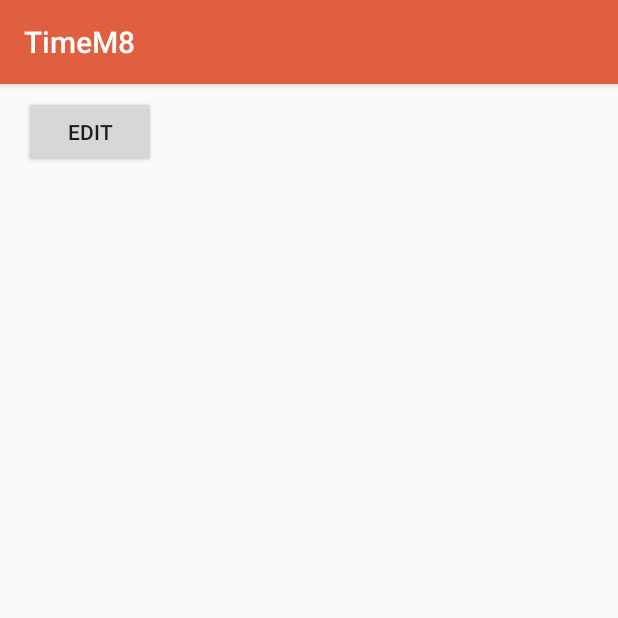
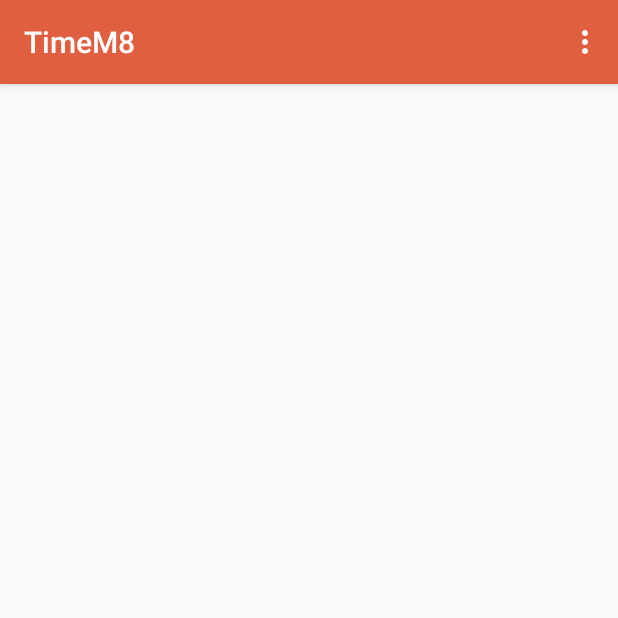
Before and after one commit to andrewkir/AndroidApp, an Android app: the MainScheduleEditable screen opened directly, with no data from a screen before it, on a phone screen of 412 x 824 dp, the top half of it. Run offline under Robolectric (Android 15) with nearby library versions, the light colour scheme and no system bars; Roboto replaces fonts that are not available here.

Commit message:
Create RecyclerView for edit activity, etc

```diff
--- a/Project/TimeM8/app/src/main/AndroidManifest.xml
+++ b/Project/TimeM8/app/src/main/AndroidManifest.xml
@@ -28,7 +28,8 @@
             android:theme="@style/AppTheme.NoActionBar" />
         <activity android:name=".MainDailySchedule" />
         <activity android:name=".MainScheduleEditable" />
-        <activity android:name=".MainScheduleEditor.MainEditor" />
+        <activity android:name=".MainScheduleEditor.MainEditor"
+            android:screenOrientation="portrait"/>
         <activity android:name=".Subject.Editor"></activity>
     </application>
 
--- a/Project/TimeM8/app/src/main/java/com/example/andrewforwork/timem8/MainScheduleAdapter/ListSubjectAdapter.kt
+++ b/Project/TimeM8/app/src/main/java/com/example/andrewforwork/timem8/Adapters/ListSubjectAdapter.kt
@@ -1,4 +1,4 @@
-package com.example.andrewforwork.timem8.MainScheduleAdapter
+package com.example.andrewforwork.timem8.Adapters
 
 import android.app.Activity
 import android.content.Context
--- /dev/null
+++ b/Project/TimeM8/app/src/main/java/com/example/andrewforwork/timem8/Adapters/MainScheduleAdapter.kt
@@ -0,0 +1,40 @@
+package com.example.andrewforwork.timem8.Adapters
+
+import android.content.Context
+import android.support.v7.widget.RecyclerView
+import android.view.LayoutInflater
+import android.view.View
+import android.view.ViewGroup
+import android.widget.ImageView
+import android.widget.TextView
+import com.example.andrewforwork.timem8.R
+import com.example.andrewforwork.timem8.Subject.Sub
+
+
+class MainScheduleAdapter(val context: Context, val subjects: List<Sub>, val itemClick: (Sub) -> Unit) : RecyclerView.Adapter<MainScheduleAdapter.Holder>() {
+    override fun onCreateViewHolder(parent: ViewGroup, viewType: Int): Holder {
+        val view = LayoutInflater.from(context).inflate(R.layout.subject_list_item, parent,false)
+        return Holder(view,itemClick)
+    }
+
+    override fun getItemCount(): Int {
+        return subjects.count()
+    }
+
+    override fun onBindViewHolder(holder: Holder, position: Int) {
+        holder?.bindSubject(subjects[position],context)
+    }
+
+
+    inner class Holder(itemView: View?, val itemClick: (Sub) -> Unit) : RecyclerView.ViewHolder(itemView) {
+        val subjectName = itemView?.findViewById<TextView>(R.id.subjectName)
+        val subjectTime = itemView?.findViewById<TextView>(R.id.subjectTime)
+
+        fun bindSubject(subject: Sub, context: Context){
+            subjectName?.text = subject.name
+            subjectTime?.text = subject.time
+
+            itemView.setOnClickListener { itemClick(subject) }
+        }
+    }
+}
--- a/Project/TimeM8/app/src/main/java/com/example/andrewforwork/timem8/DataBase/DBHandler.kt
+++ b/Project/TimeM8/app/src/main/java/com/example/andrewforwork/timem8/DataBase/DBHandler.kt
@@ -19,7 +19,7 @@ val COL_ID="id"
 
 class DBHandler(var contex: Context):SQLiteOpenHelper(contex, DATABASE_NAME,null , DATABASE_VERSION){
     override fun onCreate(db: SQLiteDatabase?) {
-        val createTable = "CREATE TABLE " + TABLE_NAME +" ("+ COL_ID+" INTEGER PRIMARY KEY," +
+        val createTable = "CREATE TABLE IF NOT EXISTS " + TABLE_NAME +" ("+ COL_ID+" INTEGER PRIMARY KEY," +
                 COL_NAME + " text," +
                 COL_DAY + " int," +
                 COL_CNT + " int," +
@@ -50,11 +50,11 @@ class DBHandler(var contex: Context):SQLiteOpenHelper(contex, DATABASE_NAME,null
             Toast.makeText(contex,"Succ",Toast.LENGTH_SHORT).show()
     }
 
-    val allUser:List<Sub>
+    val allSub:List<Sub>
         get()
         {
             val lstSubs = ArrayList<Sub>()
-            val selectQuery = "SELECT * FROM "+ TABLE_NAME
+            val selectQuery = "SELECT * FROM "+ TABLE_NAME+" ORDER BY $COL_DAY*$COL_CNT"
             val db = this.writableDatabase
             val cursor = db.rawQuery(selectQuery,null)
             if(cursor.moveToFirst()){
@@ -102,7 +102,7 @@ class DBHandler(var contex: Context):SQLiteOpenHelper(contex, DATABASE_NAME,null
         return db.update(TABLE_NAME,cv, COL_ID+"=?", arrayOf(sub.id.toString()))
 
     }
-    fun deleteUser(sub:Sub)
+    fun deleteSub(sub:Sub)
     {
         val db = this.writableDatabase
 
--- a/Project/TimeM8/app/src/main/java/com/example/andrewforwork/timem8/MainScheduleEditable.kt
+++ b/Project/TimeM8/app/src/main/java/com/example/andrewforwork/timem8/MainScheduleEditable.kt
@@ -3,33 +3,59 @@ package com.example.andrewforwork.timem8
 import android.content.Intent
 import android.support.v7.app.AppCompatActivity
 import android.os.Bundle
+import android.support.v7.widget.GridLayoutManager
+import android.support.v7.widget.LinearLayoutManager
+import android.view.Menu
+import android.view.MenuItem
+import android.widget.Toast
+import com.example.andrewforwork.timem8.Adapters.MainScheduleAdapter
 import com.example.andrewforwork.timem8.DataBase.DBHandler
-import com.example.andrewforwork.timem8.MainScheduleAdapter.ListSubjectAdapter
 import com.example.andrewforwork.timem8.MainScheduleEditor.MainEditor
 import com.example.andrewforwork.timem8.Subject.Sub
-import kotlinx.android.synthetic.main.activity_main_editor.*
 import kotlinx.android.synthetic.main.activity_main_schedule_editable.*
 
 class MainScheduleEditable : AppCompatActivity() {
     internal lateinit var db: DBHandler
     internal var lstSubs:List<Sub> = ArrayList<Sub>()
+    lateinit var adapter: MainScheduleAdapter
 
     override fun onCreate(savedInstanceState: Bundle?) {
         super.onCreate(savedInstanceState)
         setContentView(R.layout.activity_main_schedule_editable)
 
         db = DBHandler(this)
-
-        refreshData()
-        Edit_btn.setOnClickListener{
-            val Editor = Intent(this,MainEditor::class.java)
-            startActivity(Editor)
+        adapter = MainScheduleAdapter(this,db.allSub){
+            subject ->
+            Toast.makeText(this,subject.name,Toast.LENGTH_SHORT).show()
         }
-    }
-    private fun refreshData(){
-        lstSubs = db.allUser
-        val adapter = ListSubjectAdapter(this@MainScheduleEditable,lstSubs,day,name,time,0,count)
-        list_sub.adapter = adapter
+        subjectList.adapter = adapter
+        val layoutManager = LinearLayoutManager(this)
+        subjectList.layoutManager = layoutManager
+        subjectList.setHasFixedSize(true)
     }
 
+    override fun onResume() {
+        refreshData()
+        super.onResume()
+    }
+    override fun onCreateOptionsMenu(menu: Menu?): Boolean {
+
+        getMenuInflater().inflate(R.menu.activity_main_schedule_menu,menu)
+        return true
+    }
+
+    override fun onOptionsItemSelected(item: MenuItem?): Boolean {
+        val Editor = Intent(this,MainEditor::class.java)
+        startActivity(Editor)
+        return true
+    }
+
+    private fun refreshData(){
+        lstSubs = db.allSub
+        val adapter = MainScheduleAdapter(this,db.allSub){
+            subject ->
+            Toast.makeText(this,subject.name,Toast.LENGTH_SHORT).show()
+        }
+        subjectList.adapter = adapter
+    }
 }
--- a/Project/TimeM8/app/src/main/res/layout/activity_main_schedule_editable.xml
+++ b/Project/TimeM8/app/src/main/res/layout/activity_main_schedule_editable.xml
@@ -6,33 +6,18 @@
     android:layout_height="match_parent"
     tools:context=".MainScheduleEditable">
 
-    <Button
-        android:id="@+id/Edit_btn"
-        android:layout_width="wrap_content"
-        android:layout_height="48dp"
-        android:layout_marginStart="16dp"
+    <android.support.v7.widget.RecyclerView
+        android:id="@+id/subjectList"
+        android:layout_width="0dp"
+        android:layout_height="0dp"
+        android:layout_marginBottom="8dp"
+        android:layout_marginEnd="8dp"
+        android:layout_marginStart="8dp"
         android:layout_marginTop="8dp"
-        android:text="Edit"
+        app:layout_constraintBottom_toBottomOf="parent"
+        app:layout_constraintEnd_toEndOf="parent"
+        app:layout_constraintHorizontal_bias="0.0"
         app:layout_constraintStart_toStartOf="parent"
         app:layout_constraintTop_toTopOf="parent" />
 
-    <LinearLayout
-        android:layout_width="368dp"
-        android:layout_height="439dp"
-        android:layout_marginBottom="8dp"
-        android:layout_marginStart="8dp"
-        android:layout_marginTop="8dp"
-        android:orientation="vertical"
-        app:layout_constraintBottom_toBottomOf="parent"
-        app:layout_constraintStart_toStartOf="parent"
-        app:layout_constraintTop_toBottomOf="@+id/Edit_btn">
-
-        <ListView
-            android:id="@+id/list_sub"
-            android:layout_width="match_parent"
-            android:layout_height="wrap_content"
-            android:choiceMode="singleChoice">
-
-        </ListView>
-    </LinearLayout>
 </android.support.constraint.ConstraintLayout>
--- /dev/null
+++ b/Project/TimeM8/app/src/main/res/menu/activity_main_schedule_menu.xml
@@ -0,0 +1,7 @@
+<?xml version="1.0" encoding="utf-8"?>
+<menu xmlns:android="http://schemas.android.com/apk/res/android">
+
+    <item
+        android:id="@+id/edit_menu"
+        android:title="Edit"></item>
+</menu>
```
Also changed, not shown: Project/TimeM8/app/src/main/java/com/example/andrewforwork/timem8/MainScheduleEditor/MainEditor.kt (+4 -4 lines), Project/TimeM8/app/src/main/res/layout/activity_main_editor.xml (+16 -6 lines), Project/TimeM8/app/src/main/res/layout/subject_list_item.xml (added, +39 -0 lines), 1 other file.
